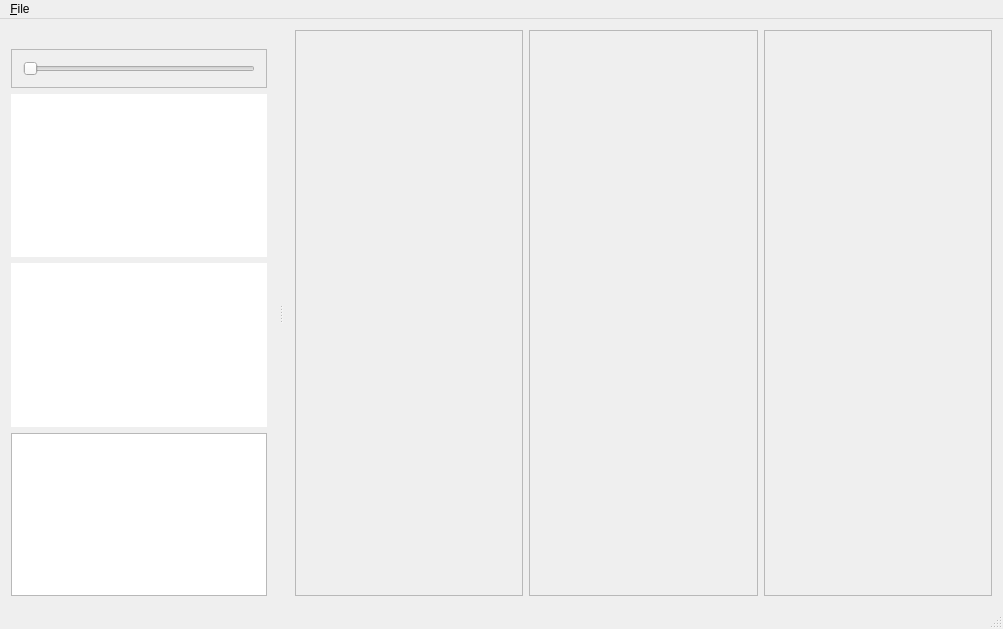
Old version of the form mainwindow.ui in the repository minotor-org/minotor.
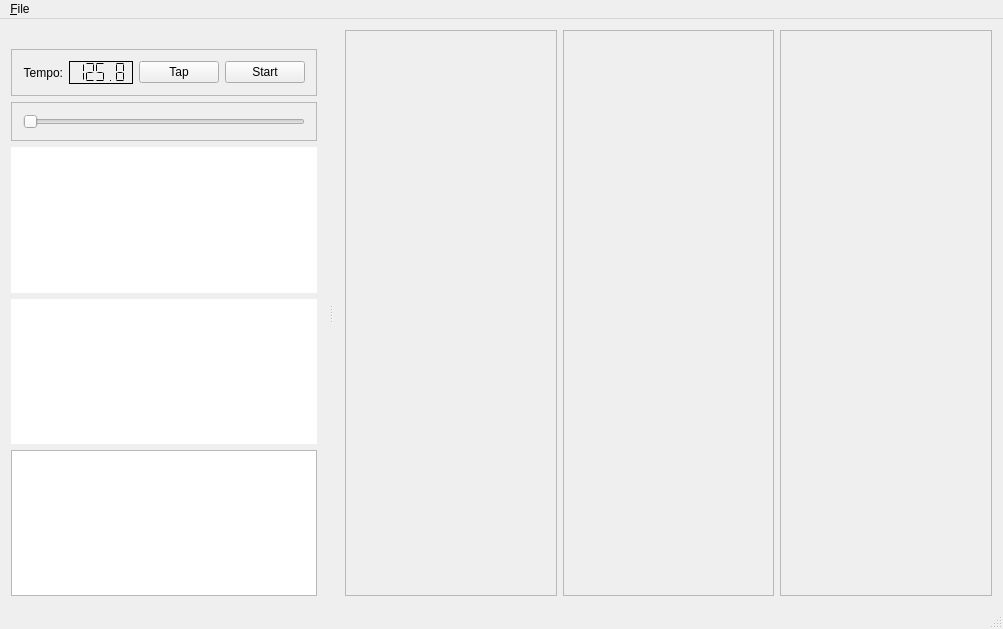
New version of the form.

Commit message: Introduce BPM tapping and transport (play) in debug area

The edit to the form file:
```diff
--- a/mainwindow.ui
+++ b/mainwindow.ui
@@ -84,6 +84,61 @@
    </attribute>
    <widget class="QWidget" name="dockWidgetContents_2">
     <layout class="QVBoxLayout" name="verticalLayout_2">
+     <item>
+      <widget class="QFrame" name="frame_2">
+       <property name="frameShape">
+        <enum>QFrame::StyledPanel</enum>
+       </property>
+       <property name="frameShadow">
+        <enum>QFrame::Raised</enum>
+       </property>
+       <layout class="QHBoxLayout" name="horizontalLayout_2">
+        <item>
+         <widget class="QLabel" name="lTempo">
+          <property name="text">
+           <string>Tempo:</string>
+          </property>
+          <property name="alignment">
+           <set>Qt::AlignRight|Qt::AlignTrailing|Qt::AlignVCenter</set>
+          </property>
+         </widget>
+        </item>
+        <item>
+         <widget class="QLCDNumber" name="lcdBpm">
+          <property name="frameShape">
+           <enum>QFrame::Panel</enum>
+          </property>
+          <property name="frameShadow">
+           <enum>QFrame::Plain</enum>
+          </property>
+          <property name="lineWidth">
+           <number>1</number>
+          </property>
+          <property name="segmentStyle">
+           <enum>QLCDNumber::Flat</enum>
+          </property>
+          <property name="value" stdset="0">
+           <double>125.799999999999997</double>
+          </property>
+         </widget>
+        </item>
+        <item>
+         <widget class="QPushButton" name="pbTransportTapping">
+          <property name="text">
+           <string>Tap</string>
+          </property>
+         </widget>
+        </item>
+        <item>
+         <widget class="QPushButton" name="pbTransportStart">
+          <property name="text">
+           <string>Start</string>
+          </property>
+         </widget>
+        </item>
+       </layout>
+      </widget>
+     </item>
      <item>
       <widget class="QFrame" name="frame">
        <property name="minimumSize">
```
The commit also changes 2 other files.
